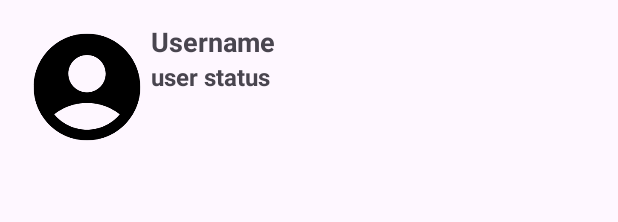
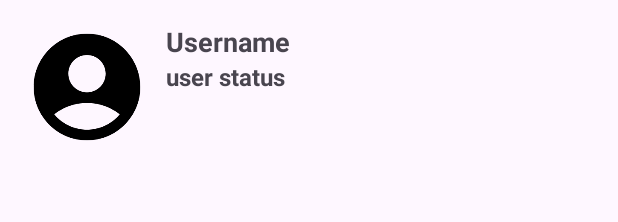
Before and after one commit to bpbn/UngDungChat, an Android app: the layout users_display_layout.xml on its own in the app's theme, with its tools: preview values and no code run, on a phone screen of 412 x 824 dp. Shown: the top 222 px of the screen. Run offline under Robolectric (Android 15) with nearby library versions, the phone set to English and light mode, and no system bars.

Commit message:
fix light theme

```diff
--- a/app/src/main/java/didong/ungdungchat/Activity/MainActivity.java
+++ b/app/src/main/java/didong/ungdungchat/Activity/MainActivity.java
@@ -142,7 +142,6 @@ public class MainActivity extends AppCompatActivity {
         Intent intent = new Intent(MainActivity.this, SettingActivity.class);
         intent.addFlags(Intent.FLAG_ACTIVITY_NEW_TASK | Intent.FLAG_ACTIVITY_CLEAR_TASK);
         startActivity(intent);
-        finish();
     }
     private void RequestNewGroup() {
         AlertDialog.Builder builder = new AlertDialog.Builder(MainActivity.this, R.style.AlertDialog);
--- a/app/src/main/res/layout/users_display_layout.xml
+++ b/app/src/main/res/layout/users_display_layout.xml
@@ -15,7 +15,8 @@
             android:id="@+id/users_profile_image"
             android:layout_width="85dp"
             android:layout_height="85dp"
-            android:src="@drawable/baseline_account_circle_24" />
+            android:src="@drawable/baseline_account_circle_24"
+            android:layout_marginRight="10dp"/>
 
         <LinearLayout
             android:layout_width="match_parent"
--- a/app/src/main/res/values-night/themes.xml
+++ b/app/src/main/res/values-night/themes.xml
@@ -1,6 +1,6 @@
 <resources xmlns:tools="http://schemas.android.com/tools">
     <!-- Base application theme. -->
-    <style name="Base.Theme.UngDungChat" parent="Theme.Material3.DayNight.NoActionBar">
+    <style name="Base.Theme.UngDungChat" parent="Theme.Material3.Light.NoActionBar">
         <!-- Customize your dark theme here. -->
         <!-- <item name="colorPrimary">@color/my_dark_primary</item> -->
         <item name="colorPrimary">@color/colorPrimary</item>
--- a/app/src/main/res/values/themes.xml
+++ b/app/src/main/res/values/themes.xml
@@ -1,6 +1,6 @@
 <resources xmlns:tools="http://schemas.android.com/tools">
     <!-- Base application theme. -->
-    <style name="Base.Theme.UngDungChat" parent="Theme.Material3.DayNight.NoActionBar">
+    <style name="Base.Theme.UngDungChat" parent="Theme.Material3.Light.NoActionBar">
         <!-- Customize your light theme here. -->
         <!-- <item name="colorPrimary">@color/my_light_primary</item> -->
         <item name="colorPrimary">@color/colorPrimary</item>
```
